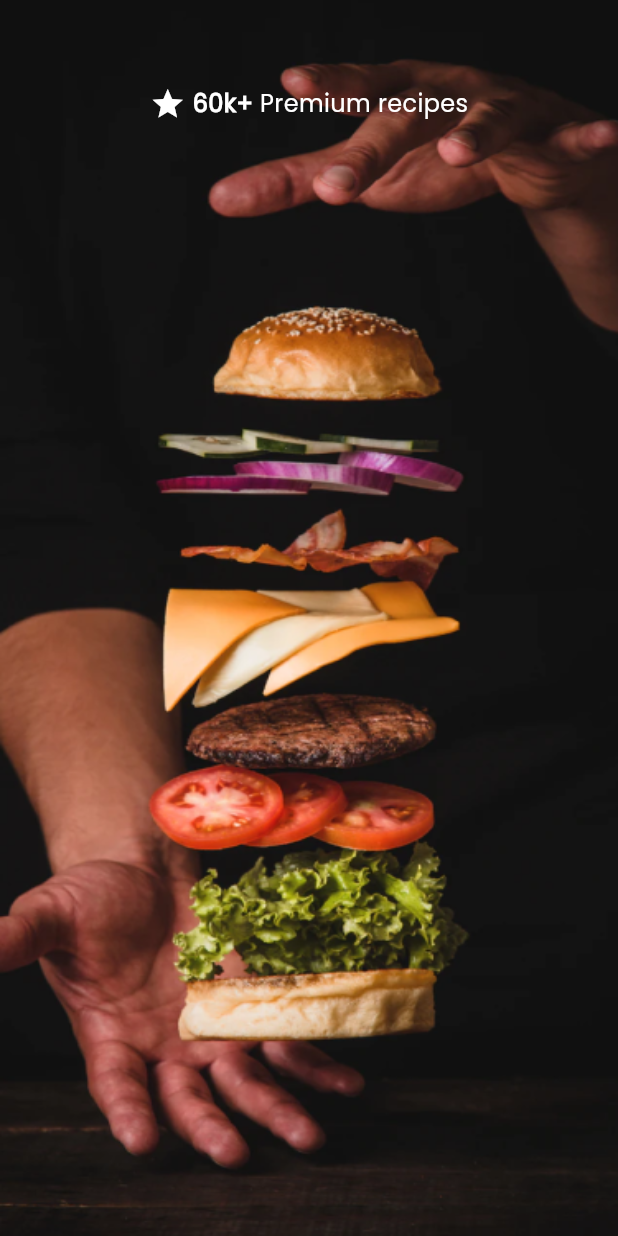
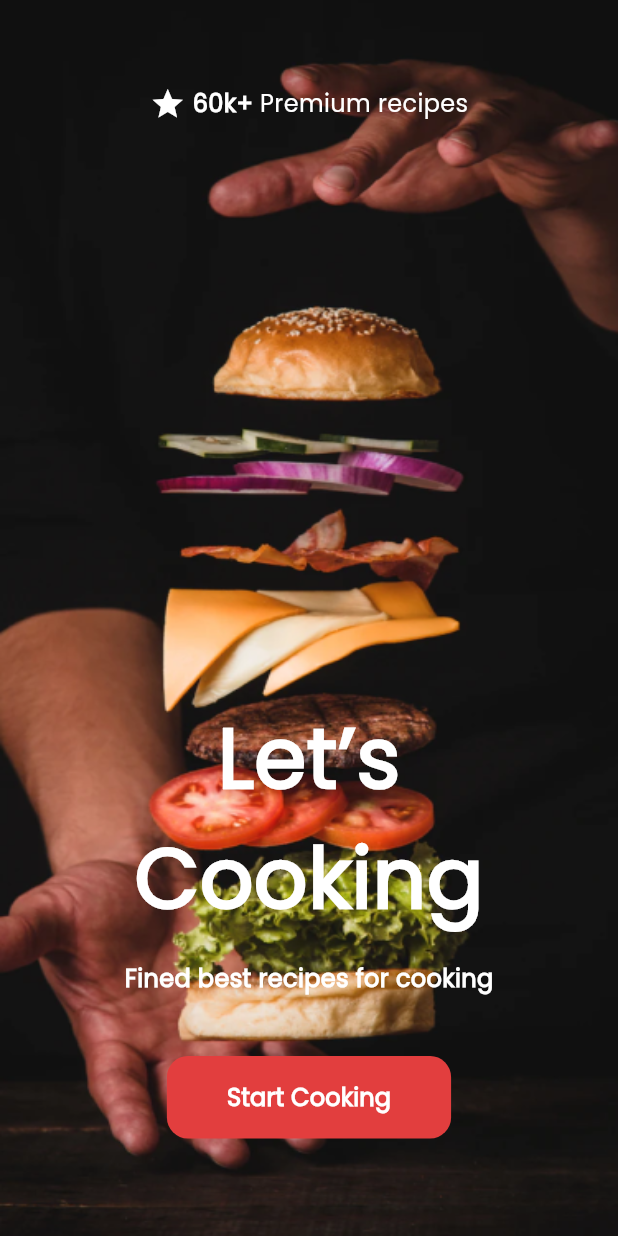
Before and after one commit to AmmarZeineh/recipe_app, a Flutter app: the screen it shows after launch, on a phone screen of 412 x 824 dp. Run offline on Flutter 3.47's test engine with Material 3 defaults, Android fonts, the phone set to English and light mode, and no system bars; our stand-ins replace go_router.

Commit message:
splash view ui done

```diff
--- /dev/null
+++ b/lib/core/utils/widgets/custom_button.dart
@@ -0,0 +1,29 @@
+import 'package:flutter/material.dart';
+import 'package:recipe_app/core/utils/app_colors.dart';
+import 'package:recipe_app/core/utils/app_fonts.dart';
+
+class CustomButton extends StatelessWidget {
+  const CustomButton({super.key});
+
+  @override
+  Widget build(BuildContext context) {
+    return ElevatedButton(
+      onPressed: () {},
+      style: ElevatedButton.styleFrom(
+        shape: RoundedRectangleBorder(
+          borderRadius: BorderRadius.circular(14),
+        ),
+        elevation: 0,
+        backgroundColor: AppColors.primary.primary50,
+      ),
+      child: Padding(
+        padding: const EdgeInsets.all(16.0),
+        child: Text(
+          'Start Cooking',
+          style: AppFonts.styleBold16(context)
+              .copyWith(color: Colors.white, fontWeight: FontWeight.w600),
+        ),
+      ),
+    );
+  }
+}
--- a/lib/features/splash/presentation/views/widgets/splash_view_body.dart
+++ b/lib/features/splash/presentation/views/widgets/splash_view_body.dart
@@ -2,6 +2,7 @@ import 'package:flutter/material.dart';
 import 'package:recipe_app/core/utils/app_colors.dart';
 import 'package:recipe_app/core/utils/app_fonts.dart';
 import 'package:recipe_app/core/utils/app_images.dart';
+import 'package:recipe_app/core/utils/widgets/custom_button.dart';
 import 'package:recipe_app/features/splash/presentation/views/widgets/splash_view_header.dart';
 
 class SplashViewBody extends StatelessWidget {
@@ -13,6 +14,7 @@ class SplashViewBody extends StatelessWidget {
         body: SafeArea(
       child: Stack(
         children: [
+          Container(),
           Image.asset(
             fit: BoxFit.fill,
             Assets.coreAssetsImagesAppStarting,
@@ -27,6 +29,34 @@ class SplashViewBody extends StatelessWidget {
                   height: 57,
                 ),
                 const SplashViewHeader(),
+                const Spacer(),
+                Text(
+                  r'Let’s',
+                  style: AppFonts.styleBold56(context).copyWith(
+                      fontWeight: FontWeight.w600,
+                      color: AppColors.neutral.white),
+                ),
+                Text(
+                  'Cooking',
+                  style: AppFonts.styleBold56(context).copyWith(
+                      fontWeight: FontWeight.w800,
+                      color: AppColors.neutral.white),
+                ),
+                const SizedBox(
+                  height: 16,
+                ),
+                Text(
+                  'Fined best recipes for cooking',
+                  style: AppFonts.styleBold16(context).copyWith(
+                      color: Colors.white, fontWeight: FontWeight.w800),
+                ),
+                const SizedBox(
+                  height: 40,
+                ),
+                const CustomButton(),
+                const SizedBox(
+                  height: 65,
+                ),
               ],
             ),
           ),
```
